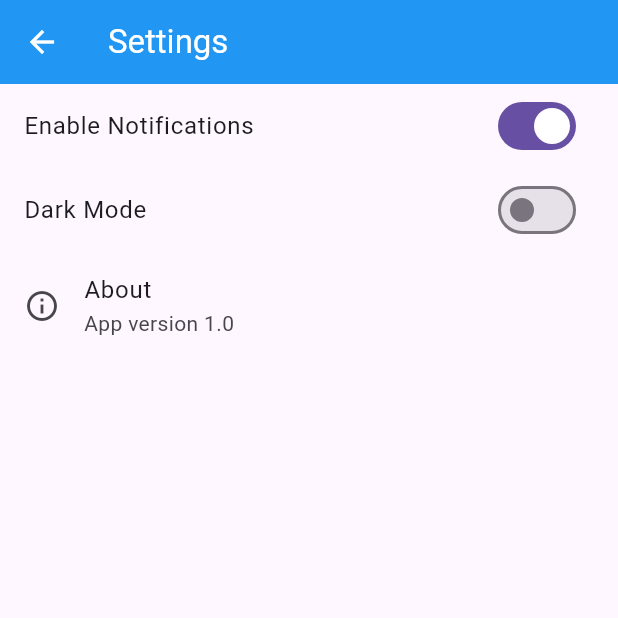
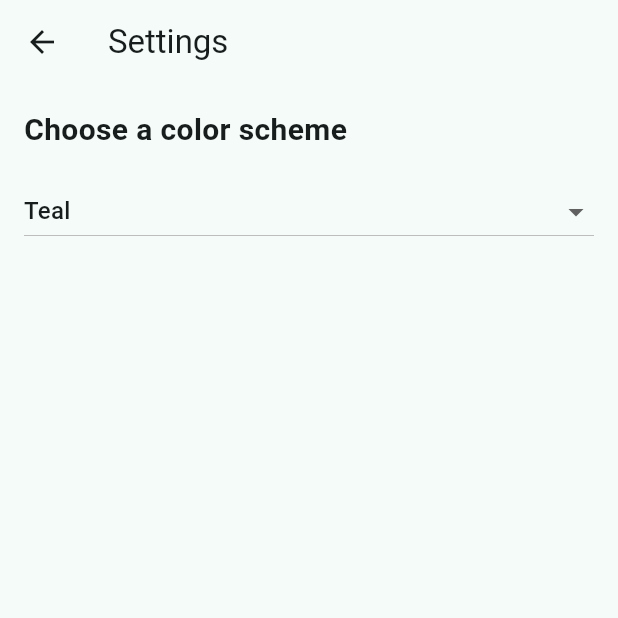
Before and after one commit to Tukonoma/CMPE-131, a Flutter app: the screen it shows after launch, in the side drawer, after a tap on "Settings", on a phone screen of 412 x 824 dp, the top half of it. Run offline on Flutter 3.47's test engine with Material 3 defaults, Android fonts, the phone set to English and light mode, and no system bars; our stand-ins replace fl_chart, image_picker, shared_preferences.

Commit message:
merged gregory's version onto main and, added feature to change theme of overall app

```diff
--- /dev/null
+++ b/lib/app_theme.dart
@@ -0,0 +1,53 @@
+import 'package:flutter/material.dart';
+
+enum AppThemeMode {
+  teal,
+  purple,
+  orange,
+  darkGreen,
+}
+
+extension AppThemeModeLabel on AppThemeMode {
+  String get label {
+    switch (this) {
+      case AppThemeMode.teal:
+        return 'Teal';
+      case AppThemeMode.purple:
+        return 'Purple';
+      case AppThemeMode.orange:
+        return 'Orange';
+      case AppThemeMode.darkGreen:
+        return 'Dark Green';
+    }
+  }
+}
+
+class AppThemes {
+  static ThemeData getTheme(AppThemeMode mode) {
+    switch (mode) {
+      case AppThemeMode.teal:
+        return ThemeData(
+          colorScheme: ColorScheme.fromSeed(seedColor: Colors.teal),
+          useMaterial3: true,
+        );
+
+      case AppThemeMode.purple:
+        return ThemeData(
+          colorScheme: ColorScheme.fromSeed(seedColor: Colors.purple),
+          useMaterial3: true,
+        );
+
+      case AppThemeMode.orange:
+        return ThemeData(
+          colorScheme: ColorScheme.fromSeed(seedColor: Colors.orange),
+          useMaterial3: true,
+        );
+
+      case AppThemeMode.darkGreen:
+        return ThemeData(
+          colorScheme: ColorScheme.fromSeed(seedColor: Colors.green.shade800),
+          useMaterial3: true,
+        );
+    }
+  }
+}
--- a/lib/home_page.dart
+++ b/lib/home_page.dart
@@ -156,6 +156,8 @@ class HomePage extends StatelessWidget {
 
   @override
   Widget build(BuildContext context) {
+    final colorScheme = Theme.of(context).colorScheme;
+
     final totalKcal = _sum((m) => m.kcal);
     final totalProtein = _sum((m) => m.protein);
     final totalCarbs = _sum((m) => m.carbs);
@@ -183,6 +185,7 @@ class HomePage extends StatelessWidget {
           slivers: [
             SliverToBoxAdapter(
               child: Card(
+                color: colorScheme.primaryContainer,
                 shadowColor: Colors.transparent,
                 margin: const EdgeInsets.fromLTRB(16, 16, 16, 8),
                 child: Padding(
@@ -201,21 +204,38 @@ class HomePage extends StatelessWidget {
                                 child: Text(
                                   _getFormattedDate(),
                                   textAlign: TextAlign.center,
-                                  style: const TextStyle(
+                                  style: TextStyle(
                                     fontSize: 30,
                                     fontWeight: FontWeight.bold,
+                                    color: colorScheme.onPrimaryContainer,
                                   ),
                                 ),
                               ),
                               const SizedBox(width: 8),
-                              const Icon(Icons.calendar_month_outlined),
+                              Icon(
+                                Icons.calendar_month_outlined,
+                                color: colorScheme.onPrimaryContainer,
+                              ),
                             ],
                           ),
                         ),
                       ),
                       const SizedBox(height: 20),
-                      DropdownButton<ProgressMetric>(
+                      Container(
+                        padding: const EdgeInsets.symmetric(horizontal: 12),
+                        decoration: BoxDecoration(
+                          color: colorScheme.secondaryContainer,
+                          borderRadius: BorderRadius.circular(12),
+                        ),
+                        child: DropdownButton<ProgressMetric>(
                           value: selectedMetric,
+                          underline: const SizedBox(),
+                          dropdownColor: colorScheme.secondaryContainer,
+                          iconEnabledColor: colorScheme.onSecondaryContainer,
+                          style: TextStyle(
+                            color: colorScheme.onSecondaryContainer,
+                            fontSize: 16,
+                          ),
                           onChanged: (value) {
                             if (value != null) onMetricChanged(value);
                           },
@@ -228,12 +248,14 @@ class HomePage extends StatelessWidget {
                           )
                               .toList(),
                         ),
+                      ),
                       const SizedBox(height: 12),
                       Text(
                         'Today\'s ${selectedMetric.label}',
-                        style: const TextStyle(
+                        style: TextStyle(
                           fontSize: 24,
                           fontWeight: FontWeight.bold,
+                          color: colorScheme.onPrimaryContainer,
                         ),
                       ),
                       const SizedBox(height: 20),
@@ -246,9 +268,10 @@ class HomePage extends StatelessWidget {
                             child: CircularProgressIndicator(
                               value: progress,
                               strokeWidth: 16,
-                              backgroundColor: Colors.grey.shade300,
-                              valueColor: const AlwaysStoppedAnimation<Color>(
-                                Colors.teal,
+                              backgroundColor:
+                              colorScheme.primary.withOpacity(0.18),
+                              valueColor: AlwaysStoppedAnimation<Color>(
+                                colorScheme.primary,
                               ),
                             ),
                           ),
@@ -266,16 +289,23 @@ class HomePage extends StatelessWidget {
                                 style: TextStyle(
                                   fontSize: ringSize * 0.19,
                                   fontWeight: FontWeight.bold,
+                                  color: colorScheme.onPrimaryContainer,
                                 ),
                               ),
                               Text(
                                 '${selectedMetric.unit} consumed',
-                                style: const TextStyle(fontSize: 16),
+                                style: TextStyle(
+                                  fontSize: 16,
+                                  color: colorScheme.onPrimaryContainer,
+                                ),
                               ),
                               const SizedBox(height: 8),
                               Text(
                                 'Goal: $goalText',
-                                style: const TextStyle(fontSize: 14),
+                                style: TextStyle(
+                                  fontSize: 14,
+                                  color: colorScheme.onPrimaryContainer,
+                                ),
                                 textAlign: TextAlign.center,
                               ),
                             ],
@@ -287,7 +317,9 @@ class HomePage extends StatelessWidget {
                         remaining >= 0
                             ? '${formatNumber(remaining, decimals: selectedMetric == ProgressMetric.calories ? 0 : 1)} ${selectedMetric.unit} remaining'
                             : '${formatNumber(remaining.abs(), decimals: selectedMetric == ProgressMetric.calories ? 0 : 1)} ${selectedMetric.unit} over midpoint target',
-                        style: theme.textTheme.titleMedium,
+                        style: theme.textTheme.titleMedium?.copyWith(
+                          color: colorScheme.onPrimaryContainer,
+                        ),
                         textAlign: TextAlign.center,
                       ),
                       const SizedBox(height: 20),
@@ -321,7 +353,14 @@ class HomePage extends StatelessWidget {
                       const SizedBox(height: 12),
                       Row(
                         children: [
-                          Expanded(child: Text('${mealsForDay.length} item(s)')),
+                          Expanded(
+                            child: Text(
+                              '${mealsForDay.length} item(s)',
+                              style: TextStyle(
+                                color: colorScheme.onPrimaryContainer,
+                              ),
+                            ),
+                          ),
                           TextButton.icon(
                             onPressed: mealsForDay.isEmpty
                                 ? null
@@ -352,6 +391,9 @@ class HomePage extends StatelessWidget {
                             },
                             icon: const Icon(Icons.delete_forever_outlined),
                             label: const Text('Clear day'),
+                            style: TextButton.styleFrom(
+                              foregroundColor: colorScheme.onPrimaryContainer,
+                            ),
                           ),
                         ],
                       ),
@@ -389,8 +431,11 @@ class HomePage extends StatelessWidget {
                         background: Container(
                           alignment: Alignment.centerRight,
                           padding: const EdgeInsets.only(right: 16),
-                          color: Colors.red.shade100,
-                          child: const Icon(Icons.delete),
+                          color: colorScheme.errorContainer,
+                          child: Icon(
+                            Icons.delete,
+                            color: colorScheme.onErrorContainer,
+                          ),
                         ),
                         confirmDismiss: (_) async =>
                         await showDialog<bool>(
@@ -413,6 +458,7 @@ class HomePage extends StatelessWidget {
                             false,
                         onDismissed: (_) => onDeleteMeal(m),
                         child: Card(
+                          color: colorScheme.surfaceContainerHighest,
                           child: ListTile(
                             onTap: () => _showEditDialog(context, m),
                             title: Text(m.name),
--- a/lib/main.dart
+++ b/lib/main.dart
@@ -6,29 +6,55 @@ import 'home_page.dart';
 import 'add_meal_page.dart';
 import 'progression_page.dart';
 import 'nutrition_models.dart';
+import 'app_theme.dart';
 
 void main() => runApp(const NavigationBarApp());
 
-class NavigationBarApp extends StatelessWidget {
-  const NavigationBarApp({super.key});
+class NavigationExample extends StatefulWidget {
+  final AppThemeMode selectedTheme;
+  final ValueChanged<AppThemeMode> onThemeChanged;
 
-  @override
-  Widget build(BuildContext context) {
-    return const MaterialApp(
-      debugShowCheckedModeBanner: false,
-      home: NavigationExample(),
-    );
-  }
-}
-
-class NavigationExample extends StatefulWidget {
-  const NavigationExample({super.key});
+  const NavigationExample({
+    super.key,
+    required this.selectedTheme,
+    required this.onThemeChanged,
+  });
 
   @override
   State<NavigationExample> createState() => _NavigationExampleState();
 }
 
+class NavigationBarApp extends StatefulWidget {
+  const NavigationBarApp({super.key});
+
+  @override
+  State<NavigationBarApp> createState() => _NavigationBarAppState();
+}
+
+class _NavigationBarAppState extends State<NavigationBarApp> {
+  AppThemeMode _selectedTheme = AppThemeMode.teal;
+
+  void _changeTheme(AppThemeMode newTheme) {
+    setState(() {
+      _selectedTheme = newTheme;
+    });
+  }
+
+  @override
+  Widget build(BuildContext context) {
+    return MaterialApp(
+      debugShowCheckedModeBanner: false,
+      theme: AppThemes.getTheme(_selectedTheme),
+      home: NavigationExample(
+        selectedTheme: _selectedTheme,
+        onThemeChanged: _changeTheme,
+      ),
+    );
+  }
+}
+
 class _NavigationExampleState extends State<NavigationExample> {
+
   int currentPageIndex = 0;
 
   final List<Meal> _meals = [];
@@ -124,8 +150,6 @@ class _NavigationExampleState extends State<NavigationExample> {
     return Scaffold(
       appBar: AppBar(
         title: const Text('Nutrition Tracker'),
-        backgroundColor: Colors.teal,
-        foregroundColor: Colors.white,
         centerTitle: true,
       ),
       drawer: Drawer(
@@ -133,7 +157,9 @@ class _NavigationExampleState extends State<NavigationExample> {
           padding: EdgeInsets.zero,
           children: [
             UserAccountsDrawerHeader(
-              decoration: const BoxDecoration(color: Colors.teal),
+              decoration: BoxDecoration(
+                color: Theme.of(context).colorScheme.primary,
+              ),
               accountName: Text(
                 _displayName,
                 style: const TextStyle(fontWeight: FontWeight.bold),
@@ -160,7 +186,12 @@ class _NavigationExampleState extends State<NavigationExample> {
                 Navigator.pop(context);
                 Navigator.push(
                   context,
-                  MaterialPageRoute(builder: (_) => const SettingsPage()),
+                  MaterialPageRoute(
+                    builder: (_) => SettingsPage(
+                      selectedTheme: widget.selectedTheme,
+                      onThemeChanged: widget.onThemeChanged,
+                    ),
+                  ),
                 );
               },
             ),
--- a/lib/settings_page.dart
+++ b/lib/settings_page.dart
@@ -1,50 +1,49 @@
 import 'package:flutter/material.dart';
+import 'app_theme.dart';
 
-class SettingsPage extends StatefulWidget {
-  const SettingsPage({super.key});
+class SettingsPage extends StatelessWidget {
+  final AppThemeMode selectedTheme;
+  final ValueChanged<AppThemeMode> onThemeChanged;
 
-  @override
-  State<SettingsPage> createState() => _SettingsPageState();
-}
-
-class _SettingsPageState extends State<SettingsPage> {
-  bool notificationsEnabled = true;
-  bool darkMode = false;
+  const SettingsPage({
+    super.key,
+    required this.selectedTheme,
+    required this.onThemeChanged,
+  });
 
   @override
   Widget build(BuildContext context) {
     return Scaffold(
       appBar: AppBar(
         title: const Text('Settings'),
-        backgroundColor: Colors.blue,
-        foregroundColor: Colors.white,
       ),
-      body: ListView(
-        children: [
-          SwitchListTile(
-            title: const Text('Enable Notifications'),
-            value: notificationsEnabled,
-            onChanged: (value) {
-              setState(() {
-                notificationsEnabled = value;
-              });
-            },
-          ),
-          SwitchListTile(
-            title: const Text('Dark Mode'),
-            value: darkMode,
-            onChanged: (value) {
-              setState(() {
-                darkMode = value;
-              });
-            },
-          ),
-          ListTile(
-            leading: const Icon(Icons.info_outline),
-            title: const Text('About'),
-            subtitle: const Text('App version 1.0'),
-          ),
-        ],
+      body: Padding(
+        padding: const EdgeInsets.all(16),
+        child: Column(
+          crossAxisAlignment: CrossAxisAlignment.start,
+          children: [
+            const Text(
+              'Choose a color scheme',
+              style: TextStyle(fontSize: 20, fontWeight: FontWeight.bold),
+            ),
+            const SizedBox(height: 16),
+            DropdownButton<AppThemeMode>(
+              value: selectedTheme,
+              isExpanded: true,
+              items: AppThemeMode.values.map((theme) {
+                return DropdownMenuItem(
+                  value: theme,
+                  child: Text(theme.label),
+                );
+              }).toList(),
+              onChanged: (value) {
+                if (value != null) {
+                  onThemeChanged(value);
+                }
+              },
+            ),
+          ],
+        ),
       ),
     );
   }
```
Lines whose indentation alone changed are shown as unchanged.
